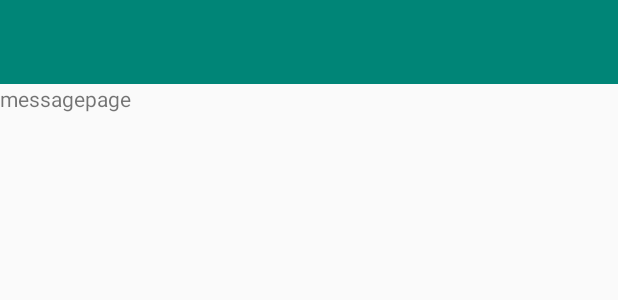
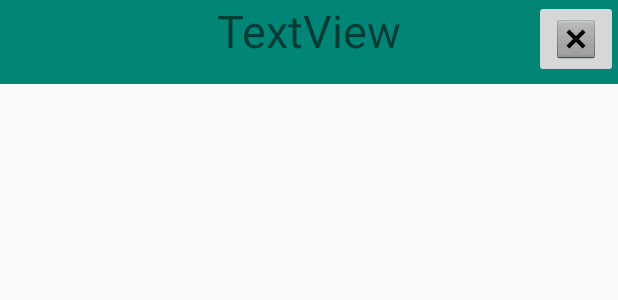
Before and after one commit to YunshanJiang/Assignemtn4_EECS_3461, an Android app: the layout messagepage.xml on its own in the app's theme, with its tools: preview values and no code run, on a phone screen of 412 x 824 dp. Shown: the top 300 px of the screen. Run offline under Robolectric (Android 15) with nearby library versions, the phone set to English and light mode, and no system bars.

Commit message:
buttonchangeUI

```diff
--- a/app/src/main/java/com/example/a4chatapp/MainActivity.java
+++ b/app/src/main/java/com/example/a4chatapp/MainActivity.java
@@ -44,5 +44,6 @@ private void CreateAccountActivity(){
     private void CreateMessageActivity(){
         Intent intent = new Intent(this, MessageActivity.class);
         startActivity(intent);
+        finish();
     }
 }
--- a/app/src/main/res/layout/messagepage.xml
+++ b/app/src/main/res/layout/messagepage.xml
@@ -1,6 +1,11 @@
 <?xml version="1.0" encoding="utf-8"?>
 <LinearLayout xmlns:android="http://schemas.android.com/apk/res/android"
+    xmlns:app="http://schemas.android.com/apk/res-auto"
     android:orientation="vertical" android:layout_width="match_parent"
+    android:layout_height="match_parent">
+
+    <RelativeLayout
+        android:layout_width="match_parent"
         android:layout_height="match_parent">
 
         <androidx.appcompat.widget.Toolbar
@@ -12,8 +17,28 @@
             android:theme="?attr/actionBarTheme" />
 
         <TextView
+            android:id="@+id/textView8"
+            android:layout_width="wrap_content"
+            android:layout_height="wrap_content"
+            android:layout_alignTop="@id/toolbar2"
+            android:layout_alignParentTop="false"
+            android:layout_centerInParent="true"
+            android:text="TextView"
+            android:textSize="30sp" />
+
+        <ImageButton
+            android:id="@+id/imageButton5"
+            android:layout_width="wrap_content"
+            android:layout_height="wrap_content"
+            android:layout_alignRight="@id/toolbar2"
+            android:layout_weight="0"
+            app:srcCompat="@android:drawable/btn_dialog" />
+    </RelativeLayout>
+
+    <TextView
         android:id="@+id/textView3"
         android:layout_width="match_parent"
         android:layout_height="wrap_content"
         android:text="messagepage" />
+
 </LinearLayout>
```
Also changed, not shown: app/src/main/java/com/example/a4chatapp/MessageActivity.java (+53 -2 lines), app/src/main/java/com/example/a4chatapp/fragments/pageFragment1.java (+18 -0 lines), app/src/main/res/layout/activity_message.xml (+58 -20 lines). Lines whose indentation alone changed are shown as unchanged.
